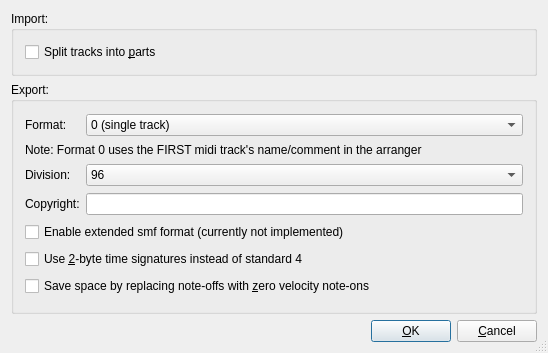
Qt form muse2/muse/widgets/configmidifilebase.ui (muse-sequencer/muse) before a commit.
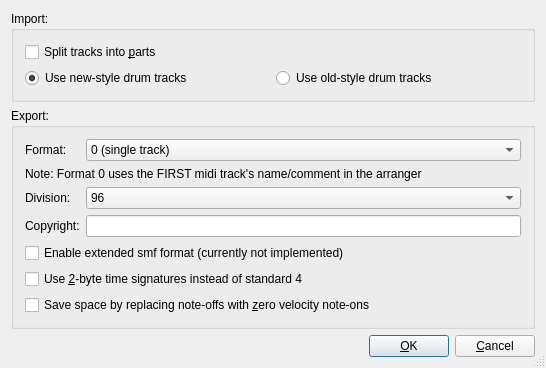
The same form after that commit.

What changed in the file:
```diff
--- a/muse2/muse/widgets/configmidifilebase.ui
+++ b/muse2/muse/widgets/configmidifilebase.ui
@@ -6,8 +6,8 @@
    <rect>
     <x>0</x>
     <y>0</y>
-    <width>548</width>
-    <height>353</height>
+    <width>546</width>
+    <height>367</height>
    </rect>
   </property>
   <property name="windowTitle">
@@ -42,6 +42,27 @@
         </property>
        </widget>
       </item>
+      <item row="1" column="0">
+       <layout class="QHBoxLayout" name="horizontalLayout">
+        <item>
+         <widget class="QRadioButton" name="newDrumsCheckbox">
+          <property name="text">
+           <string>Use new-style drum tracks</string>
+          </property>
+          <property name="checked">
+           <bool>true</bool>
+          </property>
+         </widget>
+        </item>
+        <item>
+         <widget class="QRadioButton" name="oldDrumsCheckbox">
+          <property name="text">
+           <string>Use old-style drum tracks</string>
+          </property>
+         </widget>
+        </item>
+       </layout>
+      </item>
      </layout>
     </widget>
    </item>
```
